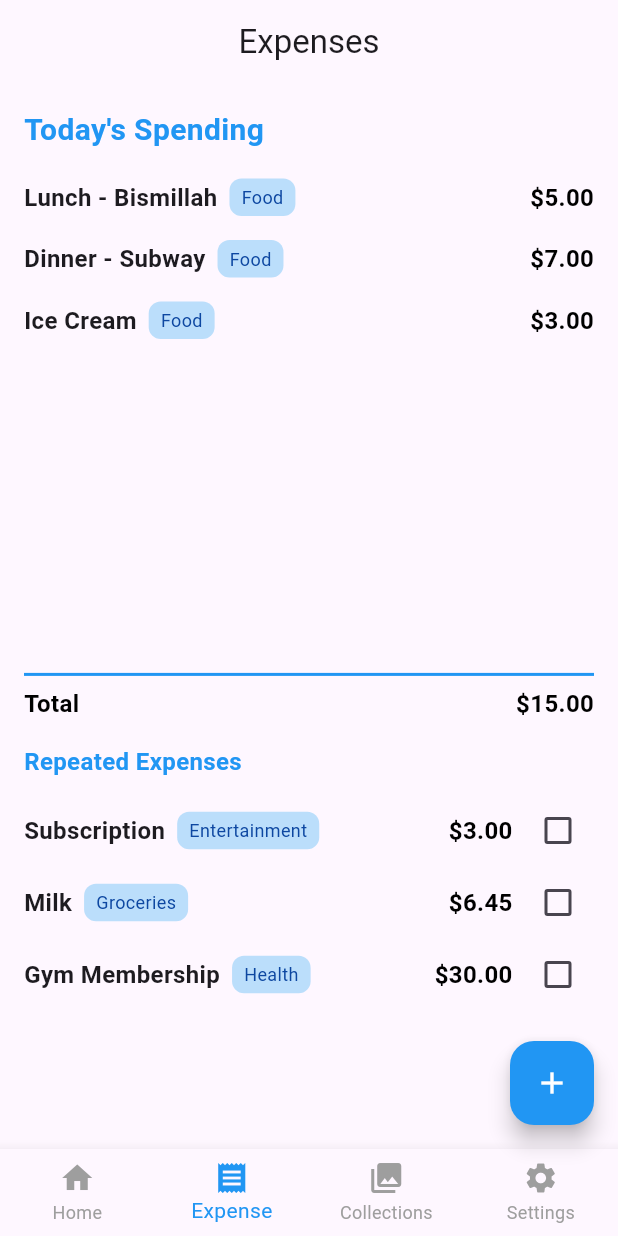
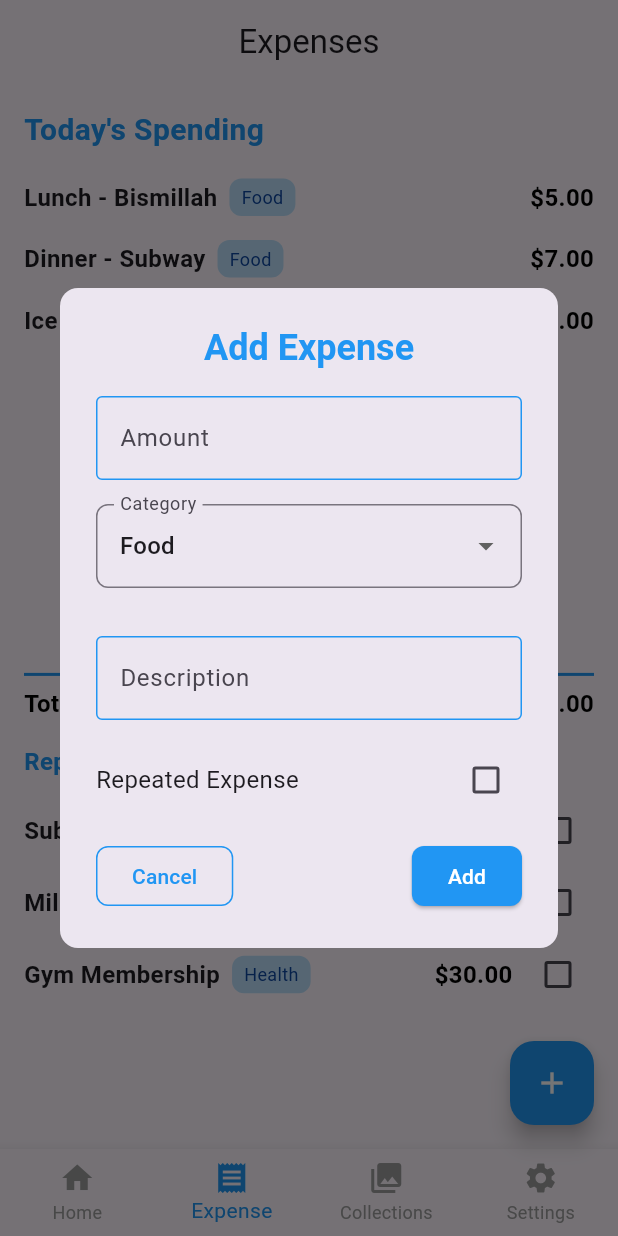
Before and after one commit to manavm12/FinWise, a Flutter app: the screen it shows after launch, item 2 of the bottom bar chosen, after a tap on the "add" icon, on a phone screen of 412 x 824 dp. Run offline on Flutter 3.47's test engine with Material 3 defaults, Android fonts, the phone set to English and light mode, and no system bars.

Commit message:
Added Add Expense Feature

```diff
--- a/lib/pages/expenses.dart
+++ b/lib/pages/expenses.dart
@@ -1,3 +1,4 @@
+import 'package:finwise/widgets/addExpenseDialog.dart';
 import 'package:flutter/material.dart';
 import 'package:finwise/classes/expenseItem.dart';
 import 'package:finwise/classes/repeatedExpenseItem.dart';
@@ -135,8 +136,31 @@ class _ExpensePageState extends State<ExpensePage> {
         ),
       ),
       floatingActionButton: FloatingActionButton(
-        onPressed: () {
-          // Add Expense logic placeholder
+        onPressed: () async{
+          final result = await showDialog(
+            context: context,
+            builder: (context){
+              return AddExpense();
+            });
+
+          final String roundedAmount = double.parse(result["amount"]).toStringAsFixed(2);
+          setState(() {
+            expenseList.add(
+              ExpenseItem(
+                description: result["description"],
+                amount: roundedAmount,
+                category: result["category"])
+            );
+          });
+
+          if(result["isRepeatedExpense"]){
+            setState(() {
+              repeatedExpenseData.add(
+                {"description": "${result["description"]}", "amount":roundedAmount, "category": "${result["category"]}", "isActive": false}
+              );
+            });
+          }
+
         },
         backgroundColor: Colors.blue,
         child: const Icon(Icons.add, color: Colors.white),
```
Also changed, not shown: lib/classes/expenseItem.dart (line endings or trailing spaces), lib/services/mathServices.dart (line endings or trailing spaces), lib/widgets/addExpenseDialog.dart (line endings or trailing spaces).
